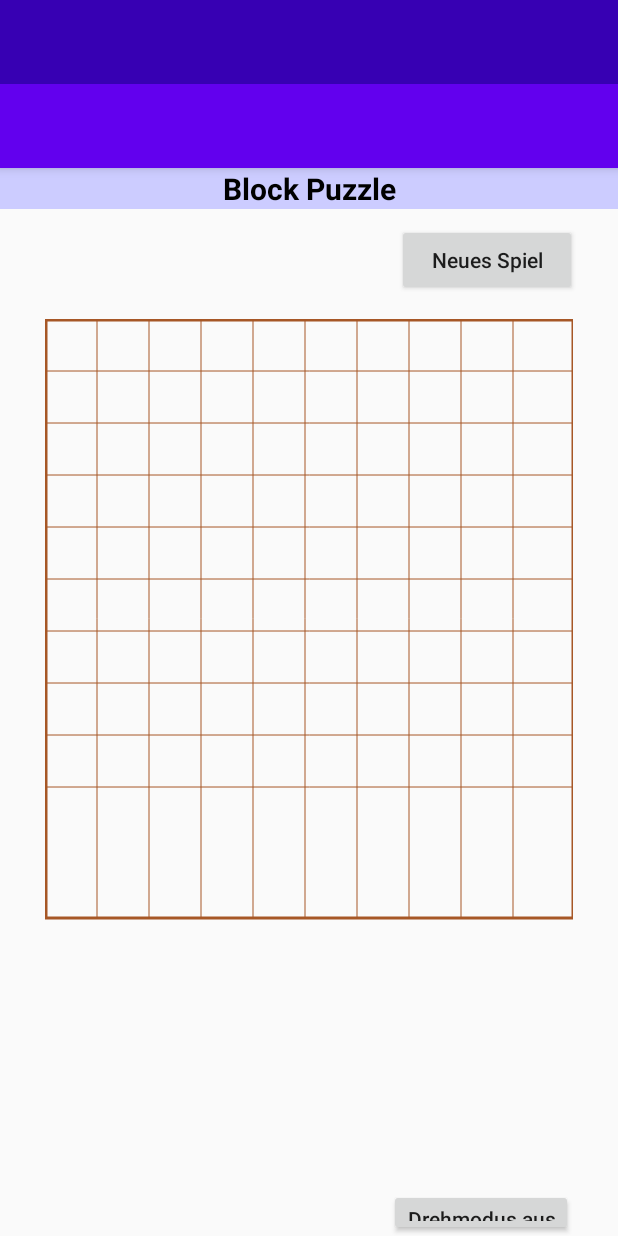
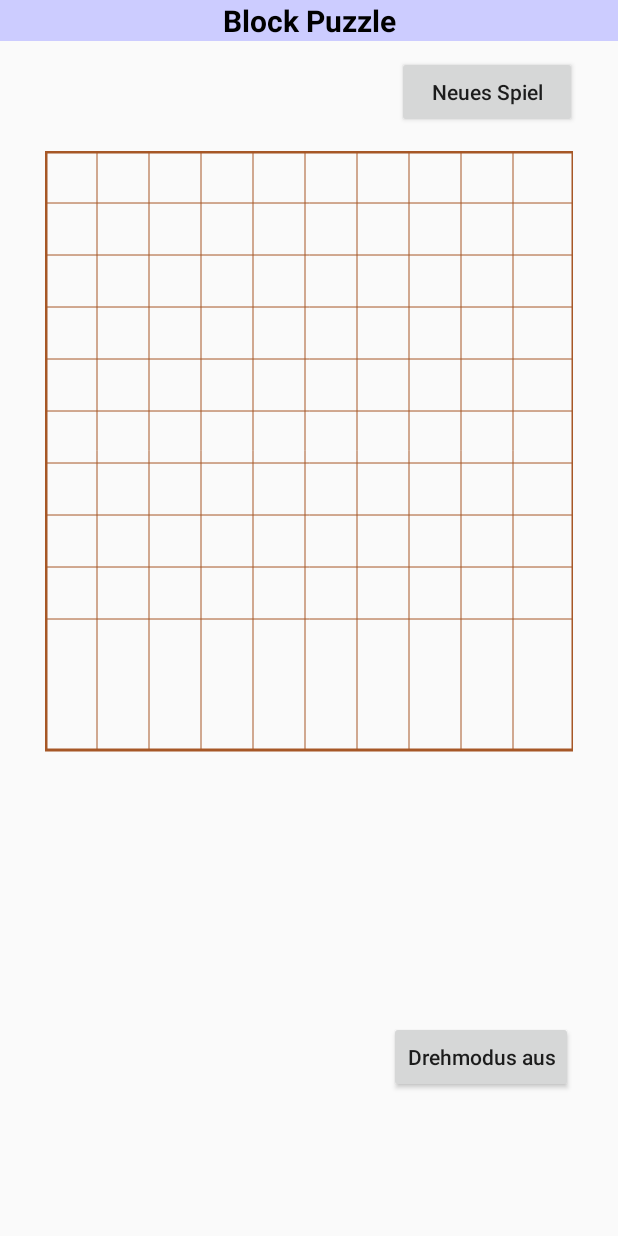
Before and after one commit to SoltauFintel/blockpuzzle, an Android app: the layout activity_main.xml on its own in the app's theme, with its tools: preview values and no code run, on a phone screen of 412 x 824 dp. Run offline under Robolectric (Android 15) with nearby library versions, the light colour scheme and no system bars.

Commit message:
Navigation entfernt, da man das aufm Tablet nicht braucht
So wie ich das verstanden habe, wird die Drawer-Navigation aufm Tablet immer angezeigt.

```diff
--- a/app/src/main/java/de/mwvb/blockpuzzle/logic/Game.java
+++ b/app/src/main/java/de/mwvb/blockpuzzle/logic/Game.java
@@ -6,7 +6,6 @@ import java.util.Random;
 
 import de.mwvb.blockpuzzle.MainActivity;
 import de.mwvb.blockpuzzle.logic.spielstein.*;
-import de.mwvb.blockpuzzle.ui.home.HomeFragment;
 
 public class Game {
     public static final int blocks = 10;
--- a/app/src/main/java/de/mwvb/blockpuzzle/ui/home/HomeFragment.kt
+++ /dev/null
@@ -1,29 +0,0 @@
-package de.mwvb.blockpuzzle.ui.home
-
-import android.os.Bundle
-import android.view.LayoutInflater
-import android.view.View
-import android.view.ViewGroup
-import android.widget.TextView
-import androidx.fragment.app.Fragment
-import androidx.lifecycle.Observer
-import androidx.lifecycle.ViewModelProviders
-import de.mwvb.blockpuzzle.R
-
-class HomeFragment : Fragment() {
-
-    private lateinit var homeViewModel: HomeViewModel
-
-    override fun onCreateView(
-            inflater: LayoutInflater,
-            container: ViewGroup?,
-            savedInstanceState: Bundle?
-    ): View? {
-        homeViewModel =
-                ViewModelProviders.of(this).get(HomeViewModel::class.java)
-        val root = inflater.inflate(R.layout.fragment_home, container, false)
-        homeViewModel.text.observe(viewLifecycleOwner, Observer {
-        })
-        return root
-    }
-}
--- a/app/src/main/java/de/mwvb/blockpuzzle/ui/home/HomeViewModel.kt
+++ /dev/null
@@ -1,13 +0,0 @@
-package de.mwvb.blockpuzzle.ui.home
-
-import androidx.lifecycle.LiveData
-import androidx.lifecycle.MutableLiveData
-import androidx.lifecycle.ViewModel
-
-class HomeViewModel : ViewModel() {
-
-    private val _text = MutableLiveData<String>().apply {
-        value = "This is home Fragment"
-    }
-    val text: LiveData<String> = _text
-}
--- a/app/src/main/res/layout/activity_main.xml
+++ b/app/src/main/res/layout/activity_main.xml
@@ -1,24 +1,93 @@
 <?xml version="1.0" encoding="utf-8"?>
-<androidx.drawerlayout.widget.DrawerLayout xmlns:android="http://schemas.android.com/apk/res/android"
-    xmlns:app="http://schemas.android.com/apk/res-auto"
+<LinearLayout xmlns:android="http://schemas.android.com/apk/res/android"
     xmlns:tools="http://schemas.android.com/tools"
-    android:id="@+id/drawer_layout"
     android:layout_width="match_parent"
     android:layout_height="match_parent"
-    android:fitsSystemWindows="true"
-    tools:openDrawer="start">
+    android:orientation="vertical"
+    tools:context="de.mwvb.blockpuzzle.MainActivity">
 
-    <include
-        layout="@layout/app_bar_main"
+    <LinearLayout
         android:layout_width="match_parent"
-        android:layout_height="match_parent" />
+        android:layout_height="wrap_content"
+        android:orientation="horizontal"
+        android:background="@color/colorPink">
+        <TextView
+            android:layout_width="match_parent"
+            android:layout_height="match_parent"
+            android:gravity="center"
+            android:textColor="@color/colorBlack"
+            android:text="@string/app_name"/>
+    </LinearLayout>
+    <LinearLayout
+        android:layout_width="match_parent"
+        android:layout_height="wrap_content"
+        android:orientation="horizontal"
+        android:layout_marginStart="30dp"
+        android:layout_marginTop="10dp">
+        <TextView
+            android:id="@+id/info"
+            android:layout_width="wrap_content"
+            android:layout_height="match_parent"
+            android:gravity="center"/>
+        <View
+            android:layout_width="0dp"
+            android:layout_height="0dp"
+            android:layout_weight="1"/>
+        <Button
+            android:id="@+id/neuesSpiel"
+            android:layout_width="120dp"
+            android:layout_height="wrap_content"
+            android:layout_gravity="end"
+            android:layout_marginEnd="27dp"
+            android:text="@string/neuesSpiel"
+            android:textAllCaps="false"/>
+    </LinearLayout>
 
-    <com.google.android.material.navigation.NavigationView
-        android:id="@+id/nav_view"
+    <de.mwvb.blockpuzzle.view.SpielfeldView
+        android:id="@+id/spielfeld"
+        android:layout_width="match_parent"
+        android:layout_height="720px"
+        android:layout_marginLeft="30dp"
+        android:layout_marginTop="15dp"
+        android:layout_marginRight="30dp"
+        tools:ignore="PxUsage"/>
+
+    <LinearLayout
+        android:layout_width="match_parent"
+        android:layout_height="wrap_content"
+        android:orientation="horizontal">
+        <RelativeLayout
+            android:id="@+id/placeholder1"
+            android:layout_width="150px"
+            android:layout_height="150px"
+            android:layout_marginStart="10dp"
+            tools:ignore="PxUsage" />
+        <RelativeLayout
+            android:id="@+id/placeholder2"
+            android:layout_width="150px"
+            android:layout_height="150px"
+            android:layout_marginStart="10dp"
+            tools:ignore="PxUsage" />
+        <RelativeLayout
+            android:id="@+id/placeholder3"
+            android:layout_width="150px"
+            android:layout_height="150px"
+            android:layout_marginStart="10dp"
+            tools:ignore="PxUsage" />
+        <RelativeLayout
+            android:id="@+id/parking"
+            android:layout_width="150px"
+            android:layout_height="150px"
+            android:layout_marginStart="10dp"
+            tools:ignore="PxUsage" />
+    </LinearLayout>
+
+    <Button
+        android:id="@+id/drehmodus"
         android:layout_width="wrap_content"
-        android:layout_height="match_parent"
-        android:layout_gravity="start"
-        android:fitsSystemWindows="true"
-        app:headerLayout="@layout/nav_header_main"
-        app:menu="@menu/activity_main_drawer" />
-</androidx.drawerlayout.widget.DrawerLayout>
+        android:layout_height="wrap_content"
+        android:text = "@string/drehenAus"
+        android:layout_marginEnd="30dp"
+        android:layout_gravity="end"
+        android:textAllCaps="false"/>
+</LinearLayout>
--- a/app/src/main/res/layout/app_bar_main.xml
+++ /dev/null
@@ -1,23 +0,0 @@
-<?xml version="1.0" encoding="utf-8"?>
-<androidx.coordinatorlayout.widget.CoordinatorLayout xmlns:android="http://schemas.android.com/apk/res/android"
-    xmlns:app="http://schemas.android.com/apk/res-auto"
-    xmlns:tools="http://schemas.android.com/tools"
-    android:layout_width="match_parent"
-    android:layout_height="match_parent"
-    tools:context=".MainActivity">
-
-    <com.google.android.material.appbar.AppBarLayout
-        android:layout_width="match_parent"
-        android:layout_height="wrap_content"
-        android:theme="@style/AppTheme.AppBarOverlay">
-        <androidx.appcompat.widget.Toolbar
-            android:id="@+id/toolbar"
-            android:layout_width="match_parent"
-            android:layout_height="?attr/actionBarSize"
-            android:background="?attr/colorPrimary"
-            app:popupTheme="@style/AppTheme.PopupOverlay" />
-    </com.google.android.material.appbar.AppBarLayout>
-
-    <include layout="@layout/content_main" />
-
-</androidx.coordinatorlayout.widget.CoordinatorLayout>
--- a/app/src/main/res/layout/content_main.xml
+++ /dev/null
@@ -1,114 +0,0 @@
-<?xml version="1.0" encoding="utf-8"?>
-<androidx.constraintlayout.widget.ConstraintLayout xmlns:android="http://schemas.android.com/apk/res/android"
-    xmlns:app="http://schemas.android.com/apk/res-auto"
-    xmlns:tools="http://schemas.android.com/tools"
-    android:layout_width="match_parent"
-    android:layout_height="match_parent"
-    app:layout_behavior="@string/appbar_scrolling_view_behavior"
-    tools:showIn="@layout/app_bar_main">
-
-    <fragment
-        android:id="@+id/nav_host_fragment"
-        android:name="androidx.navigation.fragment.NavHostFragment"
-        android:layout_width="match_parent"
-        android:layout_height="match_parent"
-        app:defaultNavHost="true"
-        app:layout_constraintLeft_toLeftOf="parent"
-        app:layout_constraintRight_toRightOf="parent"
-        app:layout_constraintTop_toTopOf="parent"
-        app:navGraph="@navigation/mobile_navigation" />
-
-    <LinearLayout xmlns:android="http://schemas.android.com/apk/res/android"
-        xmlns:tools="http://schemas.android.com/tools"
-        android:layout_width="match_parent"
-        android:layout_height="match_parent"
-        android:orientation="vertical"
-        tools:context="de.mwvb.myapplication.MainActivity">
-
-        <LinearLayout
-            android:layout_width="match_parent"
-            android:layout_height="wrap_content"
-            android:orientation="horizontal"
-            android:background="@color/colorPink"
-            >
-            <TextView
-                android:layout_width="match_parent"
-                android:layout_height="match_parent"
-                android:gravity="center"
-                android:textColor="@color/colorBlack"
-                android:text="@string/app_name"/>
-        </LinearLayout>
-        <LinearLayout
-            android:layout_width="match_parent"
-            android:layout_height="wrap_content"
-            android:orientation="horizontal"
-            android:layout_marginStart="30dp"
-            android:layout_marginTop="10dp">
-            <TextView
-                android:id="@+id/info"
-                android:layout_width="wrap_content"
-                android:layout_height="match_parent"
-                android:gravity="center"/>
-            <View
-                android:layout_width="0dp"
-                android:layout_height="0dp"
-                android:layout_weight="1"/>
-            <Button
-                android:id="@+id/neuesSpiel"
-                android:layout_width="120dp"
-                android:layout_height="wrap_content"
-                android:layout_gravity="end"
-                android:layout_marginEnd="27dp"
-                android:text="@string/neuesSpiel"
-                android:textAllCaps="false"/>
-        </LinearLayout>
-
-        <de.mwvb.blockpuzzle.view.SpielfeldView
-            android:id="@+id/spielfeld"
-            android:layout_width="match_parent"
-            android:layout_height="720px"
-            android:layout_marginLeft="30dp"
-            android:layout_marginTop="15dp"
-            android:layout_marginRight="30dp"
-            tools:ignore="PxUsage"/>
-
-        <LinearLayout
-            android:layout_width="match_parent"
-            android:layout_height="wrap_content"
-            android:orientation="horizontal">
-            <RelativeLayout
-                android:id="@+id/placeholder1"
-                android:layout_width="150px"
-                android:layout_height="150px"
-                android:layout_marginStart="10dp"
-                tools:ignore="PxUsage" />
-            <RelativeLayout
-                android:id="@+id/placeholder2"
-                android:layout_width="150px"
-                android:layout_height="150px"
-                android:layout_marginStart="10dp"
-                tools:ignore="PxUsage" />
-            <RelativeLayout
-                android:id="@+id/placeholder3"
-                android:layout_width="150px"
-                android:layout_height="150px"
-                android:layout_marginStart="10dp"
-                tools:ignore="PxUsage" />
-            <RelativeLayout
-                android:id="@+id/parking"
-                android:layout_width="150px"
-                android:layout_height="150px"
-                android:layout_marginStart="10dp"
-                tools:ignore="PxUsage" />
-        </LinearLayout>
-
-        <Button
-            android:id="@+id/drehmodus"
-            android:layout_width="wrap_content"
-            android:layout_height="wrap_content"
-            android:text = "@string/drehenAus"
-            android:layout_marginEnd="30dp"
-            android:layout_gravity="end"
-            android:textAllCaps="false"/>
-    </LinearLayout>
-</androidx.constraintlayout.widget.ConstraintLayout>
--- a/app/src/main/res/layout/fragment_home.xml
+++ /dev/null
@@ -1,11 +0,0 @@
-<?xml version="1.0" encoding="utf-8"?>
-<androidx.constraintlayout.widget.ConstraintLayout xmlns:android="http://schemas.android.com/apk/res/android"
-    xmlns:app="http://schemas.android.com/apk/res-auto"
-    xmlns:tools="http://schemas.android.com/tools"
-    android:layout_width="match_parent"
-    android:layout_height="match_parent"
-    tools:context=".ui.home.HomeFragment">
-
-
-
-</androidx.constraintlayout.widget.ConstraintLayout>
```
Also changed, not shown: app/src/main/java/de/mwvb/blockpuzzle/MainActivity.kt (+3 -17 lines), app/src/main/java/de/mwvb/blockpuzzle/ui/gallery/GalleryFragment.kt (deleted, +0 -31 lines), app/src/main/java/de/mwvb/blockpuzzle/ui/gallery/GalleryViewModel.kt (deleted, +0 -13 lines), app/src/main/java/de/mwvb/blockpuzzle/ui/slideshow/SlideshowFragment.kt (deleted, +0 -31 lines), app/src/main/java/de/mwvb/blockpuzzle/ui/slideshow/SlideshowViewModel.kt (deleted, +0 -13 lines), app/src/main/res/layout/fragment_gallery.xml (deleted, +0 -22 lines), app/src/main/res/layout/fragment_slideshow.xml (deleted, +0 -22 lines), app/src/main/res/layout/nav_header_main.xml (deleted, +0 -35 lines).
